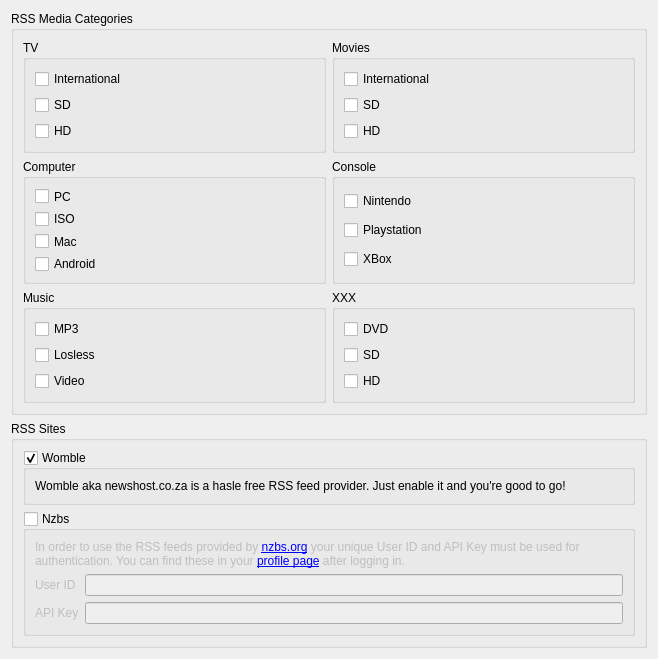
The window that app/gui/rss_settings.ui (ensisoft/newsflash-plus) describes before a commit, drawn with Qt 5.
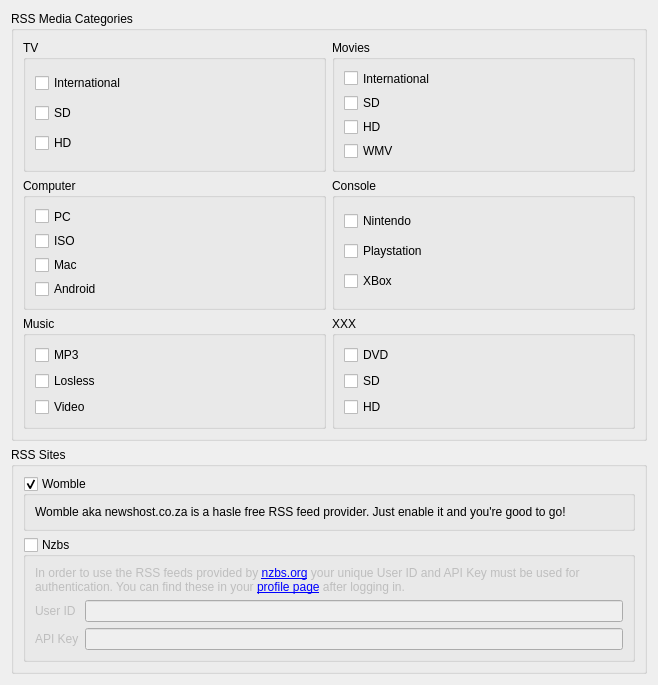
The same window after the commit.

Commit message: Movie preview pop in rss listing

```diff
--- a/app/gui/rss_settings.ui
+++ b/app/gui/rss_settings.ui
@@ -49,6 +49,13 @@
              </property>
             </widget>
            </item>
+           <item>
+            <widget class="QCheckBox" name="chkMoviesWMV">
+             <property name="text">
+              <string>WMV</string>
+             </property>
+            </widget>
+           </item>
           </layout>
          </widget>
         </item>
```
Left out of the diff: 26 changed lines with no effect on the pictures. The commit also changes 18 other files.
